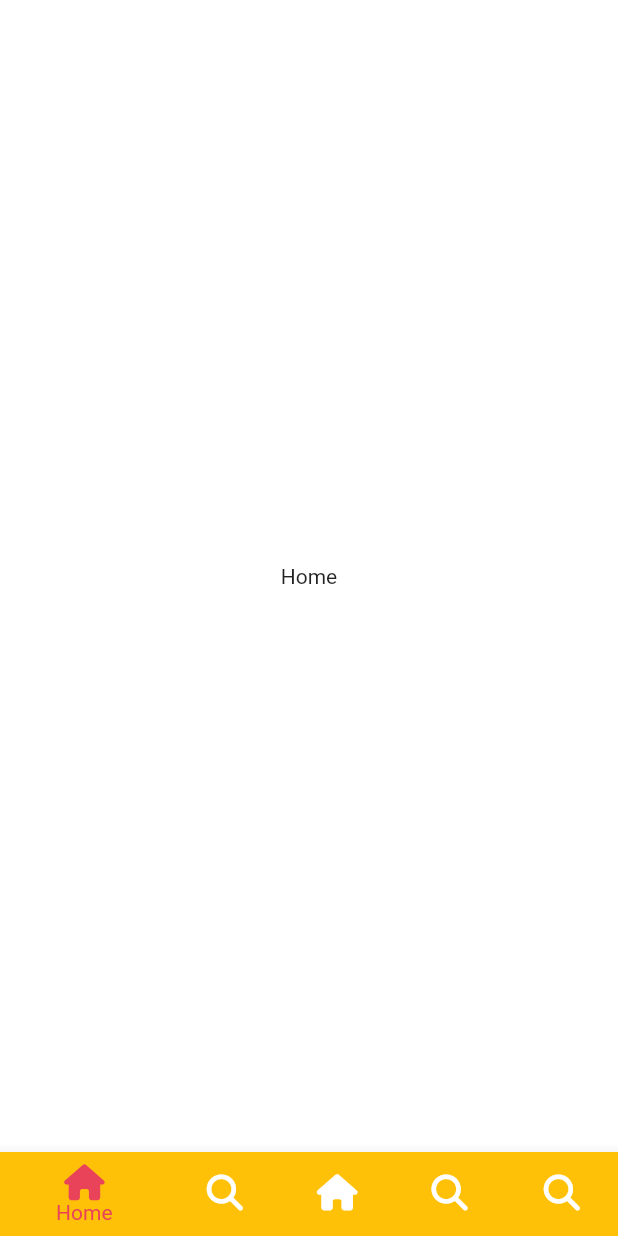
After one commit to colJY/flutter_tiktok_clone, a Flutter app: the screen it shows after launch, on a phone screen of 412 x 824 dp. The commit adds this screen. Run offline on Flutter 3.47's test engine with Material 2 defaults, Android fonts, the phone set to English and light mode, and no system bars; our stand-ins replace font_awesome_flutter.

Commit message:
BottomNavigationBar

```diff
--- a/lib/features/authentication/birthday_screen.dart
+++ b/lib/features/authentication/birthday_screen.dart
@@ -31,10 +31,11 @@ class _BirthdayScreenState extends State<BirthdayScreen> {
   }
 
   void _onNextTap() {
-    Navigator.of(context).push(
+    Navigator.of(context).pushAndRemoveUntil(
       MaterialPageRoute(
         builder: (context) => const InterestsScreen(),
       ),
+      (route) => false,
     );
   }
 
--- a/lib/features/authentication/login_form_screen.dart
+++ b/lib/features/authentication/login_form_screen.dart
@@ -21,10 +21,11 @@ class _LoginFormScreenState extends State<LoginFormScreen> {
       if (_formkey.currentState!.validate()) {
         // 에러가 없다면
         _formkey.currentState!.save();
-        Navigator.of(context).push(
+        Navigator.of(context).pushAndRemoveUntil(
           MaterialPageRoute(
             builder: (context) => const InterestsScreen(),
           ),
+          (route) => false,
         );
       }
     }
--- a/lib/features/authentication/onboarding/tutorial_screen.dart
+++ b/lib/features/authentication/onboarding/tutorial_screen.dart
@@ -1,6 +1,7 @@
 import 'package:flutter/cupertino.dart';
 import 'package:flutter/material.dart';
 import 'package:tiktok_clone/constants/gaps.dart';
+import 'package:tiktok_clone/features/main_navigation/main_navigation_screen.dart';
 
 import '../../../constants/sizes.dart';
 
@@ -43,6 +44,14 @@ class _TutorialScreenState extends State<TutorialScreen> {
         _showingPage = Page.first;
       });
     }
+  }
+
+  void _onEnterAppTap() {
+    Navigator.of(context).pushAndRemoveUntil(
+        MaterialPageRoute(
+          builder: (context) => const MainNavigationScreen(),
+        ),
+        (route) => false);
   }
 
   @override
@@ -112,7 +121,7 @@ class _TutorialScreenState extends State<TutorialScreen> {
                 duration: const Duration(milliseconds: 300),
                 opacity: _showingPage == Page.first ? 0 : 1,
                 child: CupertinoButton(
-                  onPressed: (() {}),
+                  onPressed: _onEnterAppTap,
                   color: Theme.of(context).primaryColor,
                   child: const Text('Enter the app!'),
                 ),
--- /dev/null
+++ b/lib/features/main_navigation/main_navigation_screen.dart
@@ -0,0 +1,81 @@
+import 'package:flutter/material.dart';
+import 'package:font_awesome_flutter/font_awesome_flutter.dart';
+
+class MainNavigationScreen extends StatefulWidget {
+  const MainNavigationScreen({super.key});
+
+  @override
+  State<MainNavigationScreen> createState() => _MainNavigationScreenState();
+}
+
+class _MainNavigationScreenState extends State<MainNavigationScreen> {
+  int _selectedIndex = 0;
+
+  final screens = [
+    const Center(
+      child: Text('Home'),
+    ),
+    const Center(
+      child: Text('Search'),
+    ),
+    const Center(
+      child: Text('Home'),
+    ),
+    const Center(
+      child: Text('Search'),
+    ),
+    const Center(
+      child: Text('Home'),
+    ),
+  ];
+
+  void _onTap(int index) {
+    setState(() {
+      _selectedIndex = index;
+    });
+  }
+
+  @override
+  Widget build(BuildContext context) {
+    return Scaffold(
+      body: screens[_selectedIndex],
+      bottomNavigationBar: BottomNavigationBar(
+        onTap: _onTap,
+        currentIndex: _selectedIndex,
+        selectedItemColor: Theme.of(context).primaryColor,
+        items: const [
+          BottomNavigationBarItem(
+            icon: FaIcon(FontAwesomeIcons.house),
+            label: "Home",
+            tooltip: "What are you",
+            backgroundColor: Colors.amber,
+          ),
+          BottomNavigationBarItem(
+            icon: FaIcon(FontAwesomeIcons.magnifyingGlass),
+            label: "Search",
+            tooltip: "What are you",
+            backgroundColor: Colors.blue,
+          ),
+          BottomNavigationBarItem(
+            icon: FaIcon(FontAwesomeIcons.house),
+            label: "Home",
+            tooltip: "What are you",
+            backgroundColor: Colors.pink,
+          ),
+          BottomNavigationBarItem(
+            icon: FaIcon(FontAwesomeIcons.magnifyingGlass),
+            label: "Search",
+            tooltip: "What are you",
+            backgroundColor: Colors.yellow,
+          ),
+          BottomNavigationBarItem(
+            icon: FaIcon(FontAwesomeIcons.magnifyingGlass),
+            label: "Search",
+            tooltip: "What are you",
+            backgroundColor: Colors.teal,
+          ),
+        ],
+      ),
+    );
+  }
+}
--- a/lib/main.dart
+++ b/lib/main.dart
@@ -1,5 +1,5 @@
 import 'package:flutter/material.dart';
-import 'package:tiktok_clone/features/authentication/onboarding/interests_screen.dart';
+import 'package:tiktok_clone/features/main_navigation/main_navigation_screen.dart';
 
 import 'constants/sizes.dart';
 
@@ -29,7 +29,7 @@ class TikTokApp extends StatelessWidget {
           ),
         ),
       ),
-      home: const InterestsScreen(),
+      home: const MainNavigationScreen(),
     );
   }
 }
```
